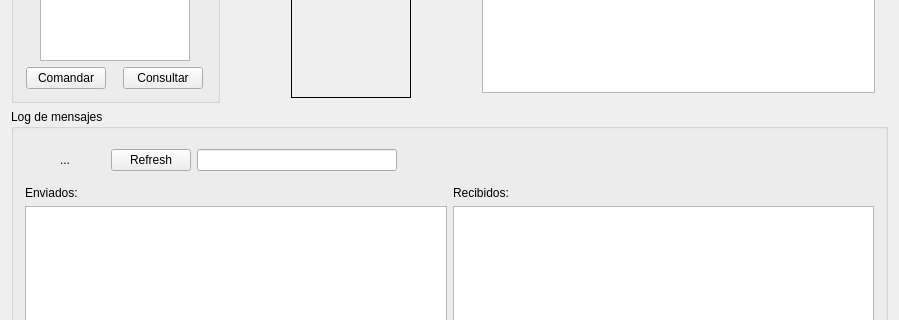
This is mainwindow.ui in arukagiri/interfazLAC as Qt 5 draws it before an edit; both pictures show x 0 to 899 and y 126 to 446 of the 899 by 583 pixel window. The edited form follows.
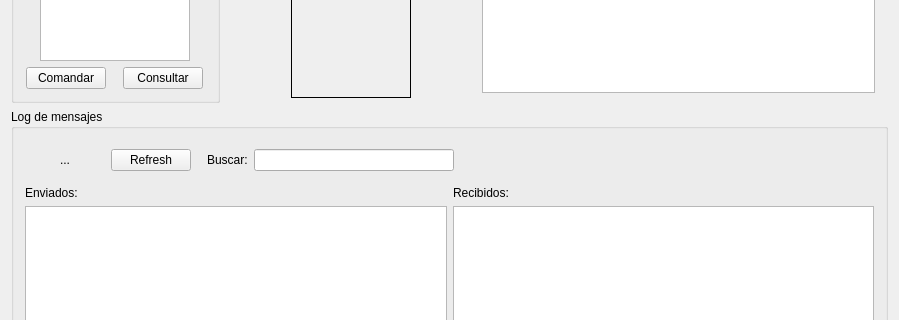
This is the edited form. Icons and pictures are not drawn.

What changed in the file:
```diff
--- a/mainwindow.ui
+++ b/mainwindow.ui
@@ -436,6 +436,29 @@
            </property>
           </widget>
          </item>
+         <item>
+          <spacer name="horizontalSpacer">
+           <property name="orientation">
+            <enum>Qt::Horizontal</enum>
+           </property>
+           <property name="sizeType">
+            <enum>QSizePolicy::Fixed</enum>
+           </property>
+           <property name="sizeHint" stdset="0">
+            <size>
+             <width>10</width>
+             <height>20</height>
+            </size>
+           </property>
+          </spacer>
+         </item>
+         <item>
+          <widget class="QLabel" name="label_5">
+           <property name="text">
+            <string>Buscar:</string>
+           </property>
+          </widget>
+         </item>
          <item>
           <widget class="QLineEdit" name="searchBar">
            <property name="sizePolicy">
```
